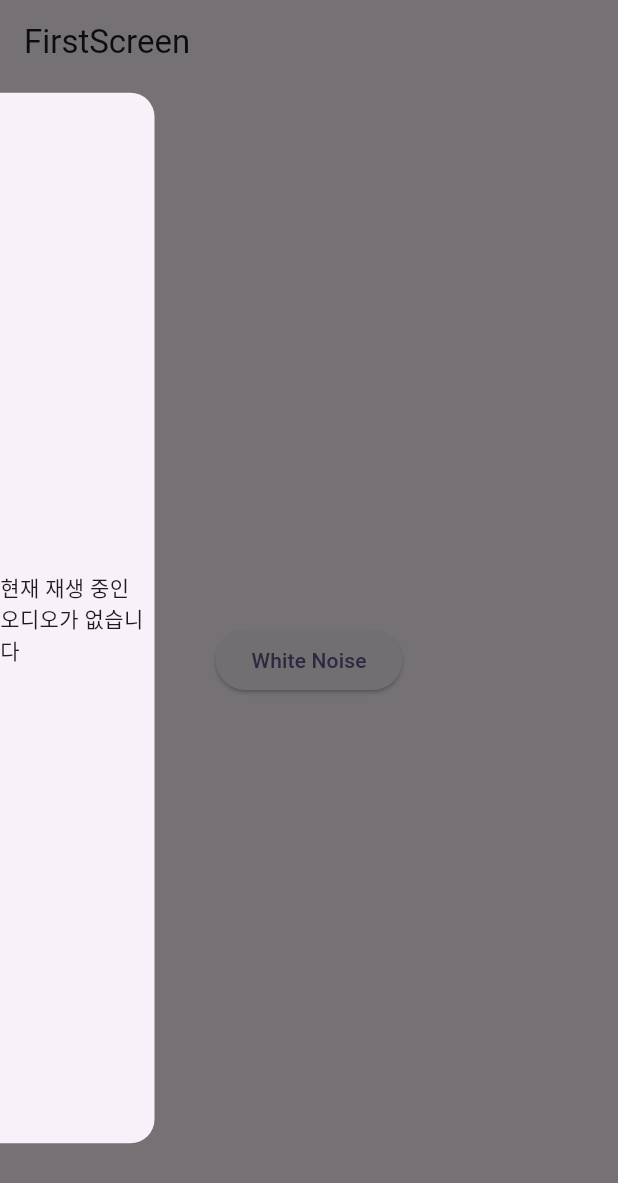
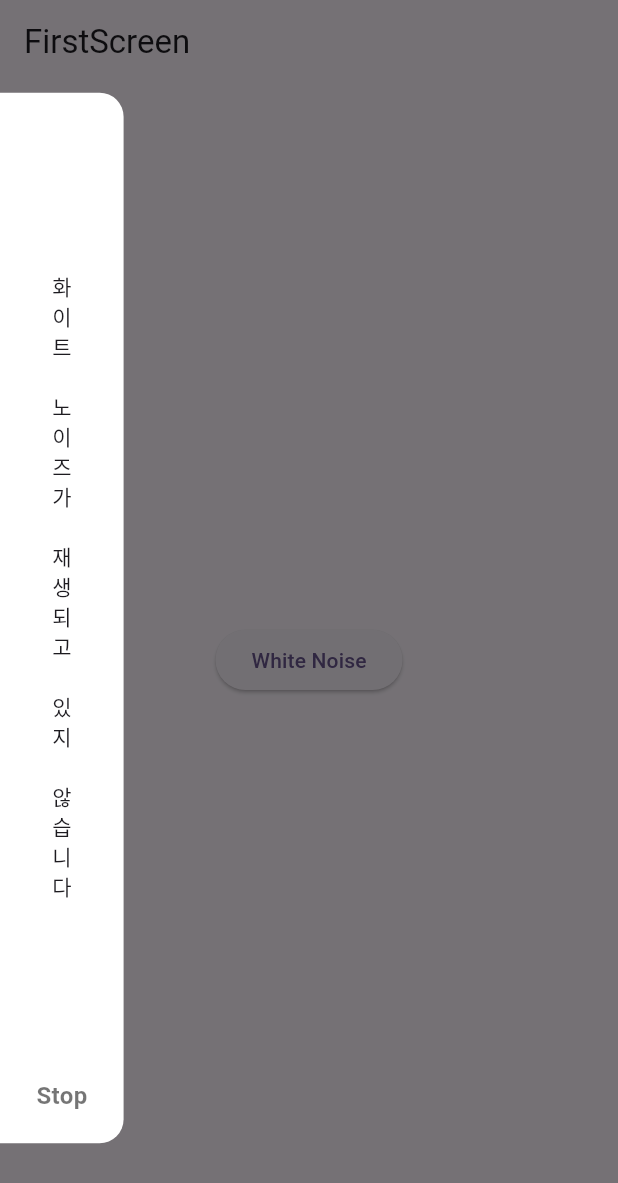
Before and after one commit to Maccrey/flutter_background_mp3_play, a Flutter app: the screen it shows after launch, with the side drawer open, on a phone screen of 412 x 824 dp. Shown: the top 1183 px of the screen. Run offline on Flutter 3.47's test engine with Material 3 defaults, Android fonts, the light colour scheme and no system bars; our stand-ins replace flutter_riverpod, just_audio.

Commit message:
플레이 항목 없을때 화이트 노이즈 그리드뷰 페이지로 이동 기능

```diff
--- a/lib/view/first_screen.dart
+++ b/lib/view/first_screen.dart
@@ -23,7 +23,8 @@ class FirstScreen extends ConsumerWidget {
       drawer: Container(
         height: MediaQuery.of(context).size.height * 0.85,
         child: Drawer(
-          width: MediaQuery.of(context).size.width * 0.25,
+          backgroundColor: Colors.white,
+          width: MediaQuery.of(context).size.width * 0.20,
           child: Column(
             children: [
               Expanded(
@@ -34,7 +35,8 @@ class FirstScreen extends ConsumerWidget {
                             final playingAudio = playingAudios[index];
 
                             return Padding(
-                            padding: const EdgeInsets.symmetric(vertical: 8.0),
+                              padding:
+                                  const EdgeInsets.symmetric(vertical: 8.0),
                               child: Column(
                                 children: [
                                   GestureDetector(
@@ -42,7 +44,8 @@ class FirstScreen extends ConsumerWidget {
                                       ref
                                           .read(multiAudioViewModelProvider
                                               .notifier)
-                                        .togglePlayback(playingAudio.assetPath);
+                                          .togglePlayback(
+                                              playingAudio.assetPath);
                                     },
                                     child: ClipOval(
                                       child: Image.asset(
@@ -63,8 +66,34 @@ class FirstScreen extends ConsumerWidget {
                             );
                           },
                         )
-                    : const Center(child: Text("현재 재생 중인 오디오가 없습니다")),
+                      : Center(
+                          child: InkWell(
+                            onTap: () => Navigator.push(
+                                context,
+                                MaterialPageRoute(
+                                    builder: (context) => WhiteNoiseScreen())),
+                            child: Column(
+                              mainAxisAlignment: MainAxisAlignment.center,
+                              children: "화이트 노이즈가 재생되고 있지 않습니다"
+                                  // "White noise is not playing"
+                                  .split('')
+                                  .map((char) {
+                                return Text(
+                                  char,
+                                  style: TextStyle(fontSize: 14),
+                                );
+                              }).toList(),
                             ),
+                          ),
+                        )),
+              Text(
+                'Stop',
+                style: TextStyle(
+                    fontSize: 16,
+                    fontWeight: FontWeight.bold,
+                    color: Colors.black54),
+              ),
+              SizedBox(height: 20),
             ],
           ),
         ),
```
Lines whose indentation alone changed are shown as unchanged.
